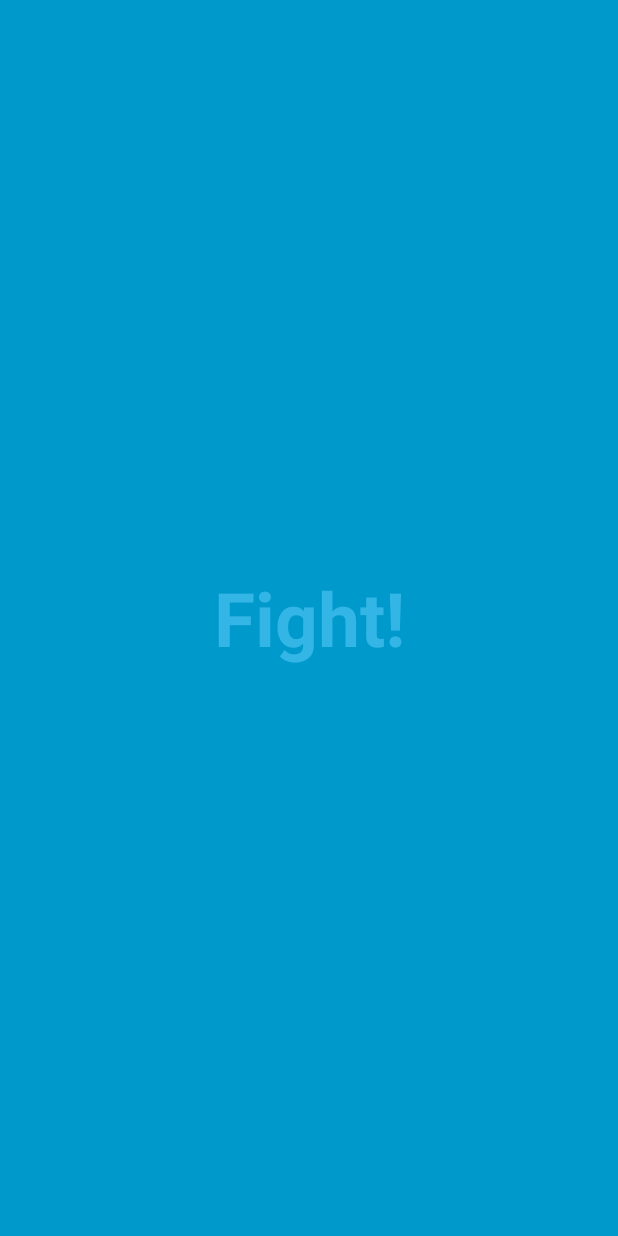
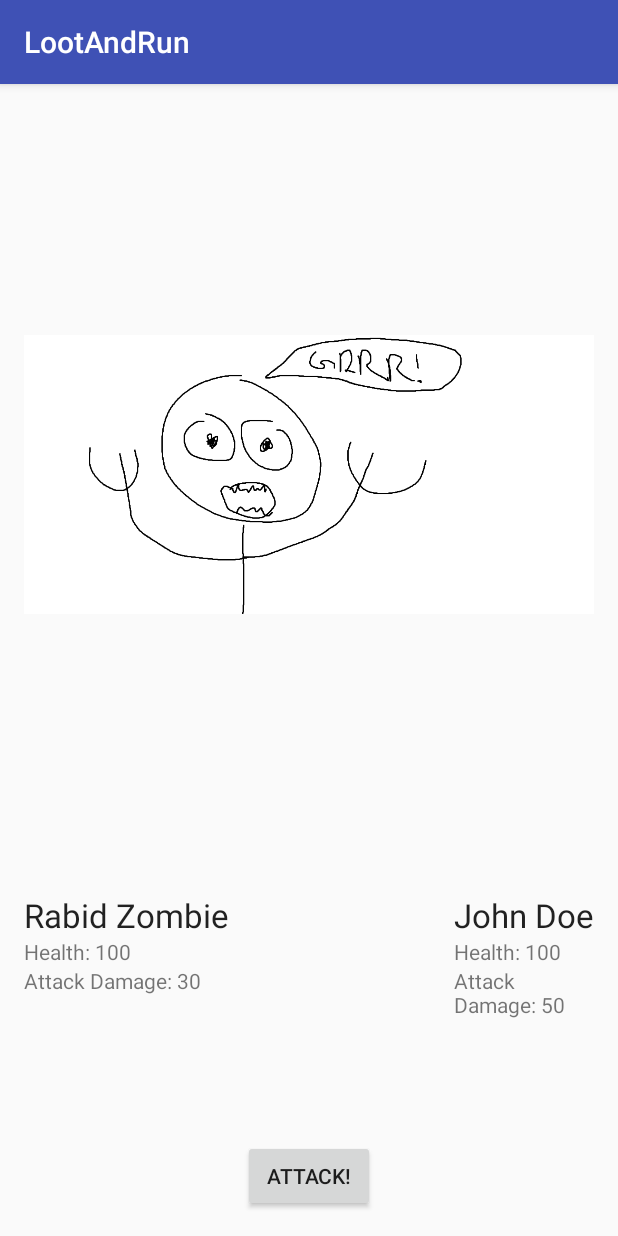
Before and after one commit to Danno-Banano/Processes-Project, an Android app: the Combat screen opened directly, with no data from a screen before it, on a phone screen of 412 x 824 dp. Run offline under Robolectric (Android 15) with nearby library versions, the phone set to English and light mode, and no system bars.

Commit message:
Added basic combat system
I can update it when we figure out how we associate zombies with map markers. I need to take items into account still as well.

```diff
--- a/LootAndRun/app/src/main/java/processes_project/lootandrun/Character.java
+++ b/LootAndRun/app/src/main/java/processes_project/lootandrun/Character.java
@@ -13,6 +13,7 @@ public class Character {
     private int attackDamage;
     private ArrayList<Item> Inventory;
     private Location charLocation;
+    private Boolean isDead;
 
     public int getHealth() {
         return health;
@@ -58,6 +59,15 @@ public class Character {
         this.charLocation = charLocation;
     }
 
+    public void setDead (Boolean isdead)
+    {
+        this.isDead = isdead;
+    }
+
+    public Boolean isDead()
+    {
+        return isDead;
+    }
 
 
     public Character(int health, String charName, Location charLocation, int attackDamage, ArrayList<Item> inventory) {
@@ -66,12 +76,14 @@ public class Character {
         this.charLocation = charLocation;
         this.attackDamage = attackDamage;
         Inventory = new ArrayList<Item>();
+        this.setDead(false);
     }
 
     public Character() {
         this.health = 100;
-        this.charName = "Main Player";
+        this.charName = "John Doe";
         this.attackDamage = 50;
         Inventory = new ArrayList<Item>();
+        this.setDead(false);
     };
 }
--- a/LootAndRun/app/src/main/java/processes_project/lootandrun/Combat.java
+++ b/LootAndRun/app/src/main/java/processes_project/lootandrun/Combat.java
@@ -1,180 +1,92 @@
 package processes_project.lootandrun;
 
-import android.annotation.SuppressLint;
+import android.content.Intent;
+import android.support.v7.app.AppCompatActivity;
 import android.os.Bundle;
-import android.os.Handler;
-import android.support.v4.app.NavUtils;
-import android.support.v7.app.ActionBar;
-import android.support.v7.app.AppCompatActivity;
-import android.view.MenuItem;
-import android.view.MotionEvent;
 import android.view.View;
+import android.widget.TextView;
 
-/**
- * An example full-screen activity that shows and hides the system UI (i.e.
- * status bar and navigation/system bar) with user interaction.
- */
 public class Combat extends AppCompatActivity {
-    /**
-     * Whether or not the system UI should be auto-hidden after
-     * {@link #AUTO_HIDE_DELAY_MILLIS} milliseconds.
-     */
-    private static final boolean AUTO_HIDE = true;
 
-    /**
-     * If {@link #AUTO_HIDE} is set, the number of milliseconds to wait after
-     * user interaction before hiding the system UI.
-     */
-    private static final int AUTO_HIDE_DELAY_MILLIS = 3000;
-
-    /**
-     * Some older devices needs a small delay between UI widget updates
-     * and a change of the status and navigation bar.
-     */
-    private static final int UI_ANIMATION_DELAY = 300;
-    private final Handler mHideHandler = new Handler();
-    private View mContentView;
-    private final Runnable mHidePart2Runnable = new Runnable() {
-        @SuppressLint("InlinedApi")
-        @Override
-        public void run() {
-            // Delayed removal of status and navigation bar
-
-            // Note that some of these constants are new as of API 16 (Jelly Bean)
-            // and API 19 (KitKat). It is safe to use them, as they are inlined
-            // at compile-time and do nothing on earlier devices.
-            mContentView.setSystemUiVisibility(View.SYSTEM_UI_FLAG_LOW_PROFILE
-                    | View.SYSTEM_UI_FLAG_FULLSCREEN
-                    | View.SYSTEM_UI_FLAG_LAYOUT_STABLE
-                    | View.SYSTEM_UI_FLAG_IMMERSIVE_STICKY
-                    | View.SYSTEM_UI_FLAG_LAYOUT_HIDE_NAVIGATION
-                    | View.SYSTEM_UI_FLAG_HIDE_NAVIGATION);
-        }
-    };
-    private View mControlsView;
-    private final Runnable mShowPart2Runnable = new Runnable() {
-        @Override
-        public void run() {
-            // Delayed display of UI elements
-            ActionBar actionBar = getSupportActionBar();
-            if (actionBar != null) {
-                actionBar.show();
-            }
-            mControlsView.setVisibility(View.VISIBLE);
-        }
-    };
-    private boolean mVisible;
-    private final Runnable mHideRunnable = new Runnable() {
-        @Override
-        public void run() {
-            hide();
-        }
-    };
-    /**
-     * Touch listener to use for in-layout UI controls to delay hiding the
-     * system UI. This is to prevent the jarring behavior of controls going away
-     * while interacting with activity UI.
-     */
-    private final View.OnTouchListener mDelayHideTouchListener = new View.OnTouchListener() {
-        @Override
-        public boolean onTouch(View view, MotionEvent motionEvent) {
-            if (AUTO_HIDE) {
-                delayedHide(AUTO_HIDE_DELAY_MILLIS);
-            }
-            return false;
-        }
-    };
+    private Character player;
+    private Character zombie;
+    private TextView playerTV;
+    private TextView zombieTV;
 
     @Override
     protected void onCreate(Bundle savedInstanceState) {
         super.onCreate(savedInstanceState);
+        setContentView(R.layout.activity_combat);
+        player = MainMap.getMainPlayer();
+        zombie = new Character(100, "Rabid Zombie",null,30,null);
 
-        setContentView(R.layout.activity_combat);
-        ActionBar actionBar = getSupportActionBar();
-        if (actionBar != null) {
-            actionBar.setDisplayHomeAsUpEnabled(true);
+        setCombatInfo();
+    }
+
+    public void setCombatInfo()
+    {
+        playerTV = (TextView) findViewById(R.id.playerName);
+        playerTV.setText(player.getCharName());
+        playerTV = (TextView) findViewById(R.id.playerHealth);
+        playerTV.setText("Health: "+Integer.toString(player.getHealth()));
+        playerTV = (TextView) findViewById(R.id.playerAD);
+        playerTV.setText("Attack Damage: "+Integer.toString(player.getAttackDamage()));
+
+        //set Zombie name, health and AD
+        zombieTV = (TextView) findViewById(R.id.zombieName);
+        zombieTV.setText(zombie.getCharName());
+        zombieTV = (TextView) findViewById(R.id.zombieHealth);
+        zombieTV.setText("Health: "+Integer.toString(zombie.getHealth()));
+        zombieTV = (TextView) findViewById(R.id.zombieAD);
+        zombieTV.setText("Attack Damage: " + Integer.toString(zombie.getAttackDamage()));
+
+    }
+
+    public void onAttackClick(View view)
+    {
+        int newHP;
+
+
+       //update zombie health
+        newHP = zombie.getHealth();
+        newHP = newHP - player.getAttackDamage();
+
+
+        if(newHP<=0)
+        {
+
+            this.finish();
+            Intent intent = new Intent(this, VictoryScreen.class);
+            startActivity(intent);
+            zombie.setDead(Boolean.TRUE);
+
         }
 
-        mVisible = true;
-        mControlsView = findViewById(R.id.fullscreen_content_controls);
-        mContentView = findViewById(R.id.fullscreen_content);
+        zombie.setHealth(newHP);
 
 
-        // Set up the user interaction to manually show or hide the system UI.
-        mContentView.setOnClickListener(new View.OnClickListener() {
-            @Override
-            public void onClick(View view) {
-                toggle();
-            }
-        });
+        //update player health if zombie is still alive
+        newHP = player.getHealth();
 
-        // Upon interacting with UI controls, delay any scheduled hide()
-        // operations to prevent the jarring behavior of controls going away
-        // while interacting with the UI.
-        findViewById(R.id.dummy_button).setOnTouchListener(mDelayHideTouchListener);
-    }
+        if(!zombie.isDead())
+        {
+            newHP = newHP - zombie.getAttackDamage();
+        }
 
-    @Override
-    protected void onPostCreate(Bundle savedInstanceState) {
-        super.onPostCreate(savedInstanceState);
 
-        // Trigger the initial hide() shortly after the activity has been
-        // created, to briefly hint to the user that UI controls
-        // are available.
-        delayedHide(100);
-    }
+        if(newHP<=0)
+        {
+            this.finish();
+            Intent intent = new Intent(this, DefeatScreen.class);
+            startActivity(intent);
+        }
 
-    @Override
-    public boolean onOptionsItemSelected(MenuItem item) {
-        int id = item.getItemId();
-        if (id == android.R.id.home) {
-            // This ID represents the Home or Up button.
-            NavUtils.navigateUpFromSameTask(this);
-            return true;
-        }
-        return super.onOptionsItemSelected(item);
-    }
+        player.setHealth(newHP);
 
-    private void toggle() {
-        if (mVisible) {
-            hide();
-        } else {
-            show();
-        }
-    }
 
-    private void hide() {
-        // Hide UI first
-        ActionBar actionBar = getSupportActionBar();
-        if (actionBar != null) {
-            actionBar.hide();
-        }
-        mControlsView.setVisibility(View.GONE);
-        mVisible = false;
 
-        // Schedule a runnable to remove the status and navigation bar after a delay
-        mHideHandler.removeCallbacks(mShowPart2Runnable);
-        mHideHandler.postDelayed(mHidePart2Runnable, UI_ANIMATION_DELAY);
-    }
+        setCombatInfo();
 
-    @SuppressLint("InlinedApi")
-    private void show() {
-        // Show the system bar
-        mContentView.setSystemUiVisibility(View.SYSTEM_UI_FLAG_LAYOUT_FULLSCREEN
-                | View.SYSTEM_UI_FLAG_LAYOUT_HIDE_NAVIGATION);
-        mVisible = true;
 
-        // Schedule a runnable to display UI elements after a delay
-        mHideHandler.removeCallbacks(mHidePart2Runnable);
-        mHideHandler.postDelayed(mShowPart2Runnable, UI_ANIMATION_DELAY);
-    }
-
-    /**
-     * Schedules a call to hide() in [delay] milliseconds, canceling any
-     * previously scheduled calls.
-     */
-    private void delayedHide(int delayMillis) {
-        mHideHandler.removeCallbacks(mHideRunnable);
-        mHideHandler.postDelayed(mHideRunnable, delayMillis);
     }
 }
--- a/LootAndRun/app/src/main/res/layout/activity_combat.xml
+++ b/LootAndRun/app/src/main/res/layout/activity_combat.xml
@@ -1,50 +1,85 @@
-<FrameLayout xmlns:android="http://schemas.android.com/apk/res/android"
+<?xml version="1.0" encoding="utf-8"?>
+<RelativeLayout xmlns:android="http://schemas.android.com/apk/res/android"
     xmlns:tools="http://schemas.android.com/tools"
     android:layout_width="match_parent"
     android:layout_height="match_parent"
-    android:background="#0099cc"
+    android:paddingBottom="@dimen/activity_vertical_margin"
+    android:paddingLeft="@dimen/activity_horizontal_margin"
+    android:paddingRight="@dimen/activity_horizontal_margin"
+    android:paddingTop="@dimen/activity_vertical_margin"
     tools:context="processes_project.lootandrun.Combat">
 
-    <!-- The primary full-screen view. This can be replaced with whatever view
-         is needed to present your content, e.g. VideoView, SurfaceView,
-         TextureView, etc. -->
+    <ImageView
+        android:layout_width="wrap_content"
+        android:layout_height="wrap_content"
+        android:id="@+id/zombiePicture"
+        android:longClickable="true"
+        android:src="@drawable/zombie"
+        android:layout_marginBottom="247dp"
+        android:layout_alignParentBottom="true"
+        android:layout_alignParentEnd="true" />
+
     <TextView
-        android:id="@+id/fullscreen_content"
-        android:layout_width="match_parent"
-        android:layout_height="match_parent"
-        android:gravity="center"
-        android:keepScreenOn="true"
-        android:text="@string/dummy_content"
-        android:textColor="#33b5e5"
-        android:textSize="50sp"
-        android:textStyle="bold" />
+        android:layout_width="wrap_content"
+        android:layout_height="wrap_content"
+        android:textAppearance="?android:attr/textAppearanceLarge"
+        android:text="Large Text"
+        android:id="@+id/zombieName"
+        android:layout_marginBottom="183dp"
+        android:layout_alignParentBottom="true"
+        android:layout_alignParentStart="true" />
 
-    <!-- This FrameLayout insets its children based on system windows using
-         android:fitsSystemWindows. -->
-    <FrameLayout
-        android:layout_width="match_parent"
-        android:layout_height="match_parent"
-        android:fitsSystemWindows="true">
+    <TextView
+        android:layout_width="wrap_content"
+        android:layout_height="wrap_content"
+        android:textAppearance="?android:attr/textAppearanceLarge"
+        android:text="Large Text"
+        android:id="@+id/playerName"
+        android:layout_alignTop="@+id/zombieName"
+        android:layout_alignEnd="@+id/zombiePicture" />
 
-        <LinearLayout
-            android:id="@+id/fullscreen_content_controls"
-            style="?metaButtonBarStyle"
-            android:layout_width="match_parent"
-            android:layout_height="wrap_content"
-            android:layout_gravity="bottom|center_horizontal"
-            android:background="@color/black_overlay"
-            android:orientation="horizontal"
-            tools:ignore="UselessParent">
+    <TextView
+        android:layout_width="wrap_content"
+        android:layout_height="wrap_content"
+        android:textAppearance="?android:attr/textAppearanceSmall"
+        android:text="Small Text"
+        android:id="@+id/zombieHealth"
+        android:layout_below="@+id/playerName"
+        android:layout_alignParentStart="true" />
 
-            <Button
-                android:id="@+id/dummy_button"
-                style="?metaButtonBarButtonStyle"
-                android:layout_width="0dp"
-                android:layout_height="wrap_content"
-                android:layout_weight="1"
-                android:text="@string/dummy_button" />
+    <TextView
+        android:layout_width="wrap_content"
+        android:layout_height="wrap_content"
+        android:textAppearance="?android:attr/textAppearanceSmall"
+        android:text="Small Text"
+        android:id="@+id/playerHealth"
+        android:layout_below="@+id/playerName"
+        android:layout_alignStart="@+id/playerName" />
 
-        </LinearLayout>
-    </FrameLayout>
+    <TextView
+        android:layout_width="wrap_content"
+        android:layout_height="wrap_content"
+        android:textAppearance="?android:attr/textAppearanceSmall"
+        android:text="Small Text"
+        android:id="@+id/zombieAD"
+        android:layout_below="@+id/zombieHealth"
+        android:layout_alignParentStart="true" />
 
-</FrameLayout>
+    <TextView
+        android:layout_width="wrap_content"
+        android:layout_height="wrap_content"
+        android:textAppearance="?android:attr/textAppearanceSmall"
+        android:text="Small Text"
+        android:id="@+id/playerAD"
+        android:layout_alignTop="@+id/zombieAD"
+        android:layout_alignStart="@+id/playerHealth" />
+
+    <Button
+        android:layout_width="wrap_content"
+        android:layout_height="wrap_content"
+        android:text="Attack!"
+        android:id="@+id/attackButton"
+        android:layout_alignParentBottom="true"
+        android:layout_centerHorizontal="true"
+        android:onClick="onAttackClick" />
+</RelativeLayout>
```
Also changed, not shown: LootAndRun/app/src/main/AndroidManifest.xml (+3 -10 lines), LootAndRun/app/src/main/java/processes_project/lootandrun/DefeatScreen.java (added, +22 -0 lines), LootAndRun/app/src/main/java/processes_project/lootandrun/MainMap.java (+15 -1 lines), LootAndRun/app/src/main/java/processes_project/lootandrun/VictoryScreen.java (added, +25 -0 lines), LootAndRun/app/src/main/res/layout/activity_defeat_screen.xml (added, +30 -0 lines), LootAndRun/app/src/main/res/layout/activity_main_map.xml (+8 -0 lines), LootAndRun/app/src/main/res/layout/activity_victory_screen.xml (added, +29 -0 lines), LootAndRun/app/src/main/res/drawable/zombie.png (added).
